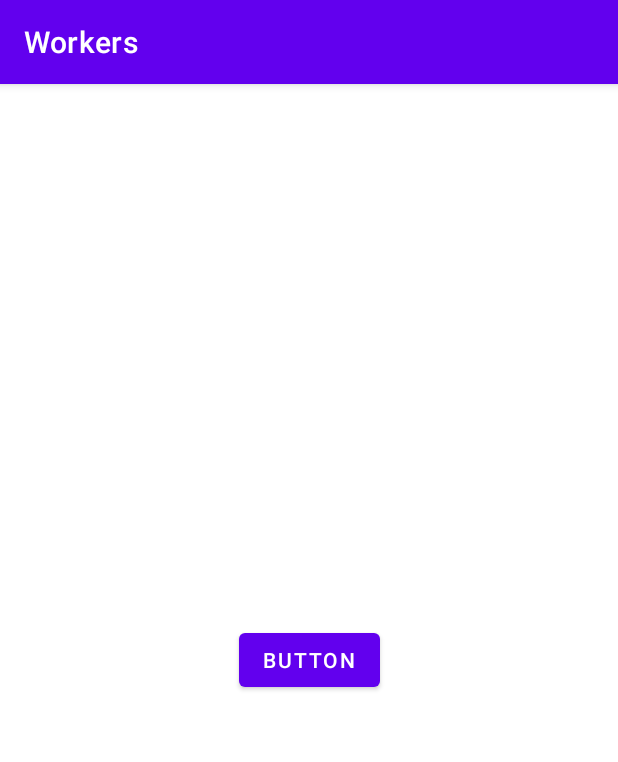
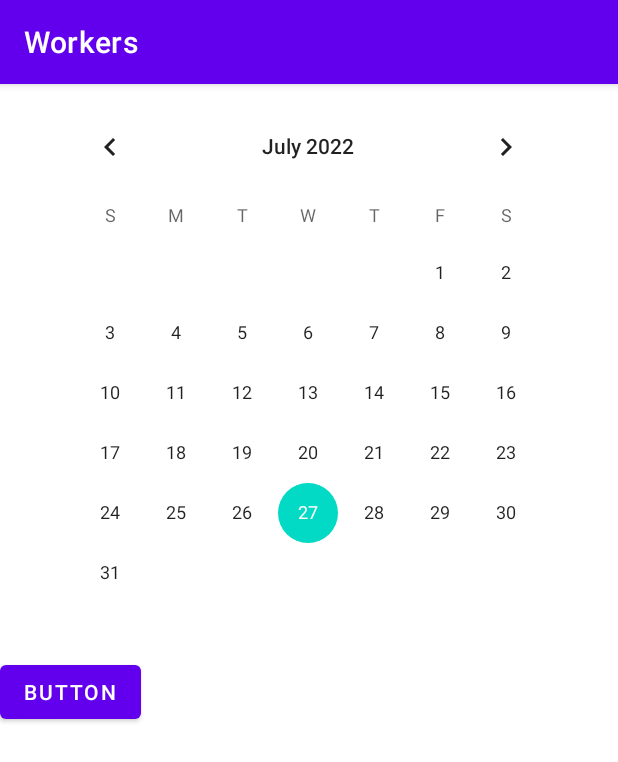
Before and after one commit to olnuyh/SafetyHat_Workers, an Android app: the screen it shows after launch (CalendarActivity), on a phone screen of 412 x 824 dp. Shown: the top 762 px of the screen. Run offline under Robolectric (Android 15) with nearby library versions, the phone set to English and light mode, and no system bars; our stand-ins replace Volley.

Commit message:
calendar json데이터 받아오기

```diff
--- a/app/src/main/java/com/example/workers/CalendarActivity.kt
+++ b/app/src/main/java/com/example/workers/CalendarActivity.kt
@@ -2,6 +2,7 @@ package com.example.workers
 
 import android.os.Bundle
 import android.util.Log
+import android.widget.CalendarView.OnDateChangeListener
 import android.widget.Toast
 import androidx.appcompat.app.AppCompatActivity
 import com.android.volley.Request
@@ -9,18 +10,24 @@ import com.android.volley.Response
 import com.android.volley.toolbox.StringRequest
 import com.android.volley.toolbox.Volley
 import com.example.workers.databinding.ActivityCalendarBinding
-import org.json.JSONArray
 import org.json.JSONObject
 
-
 class CalendarActivity : AppCompatActivity() {
+    private lateinit var binding :ActivityCalendarBinding
     override fun onCreate(savedInstanceState: Bundle?) {
         super.onCreate(savedInstanceState)
-
-        val binding = ActivityCalendarBinding.inflate(layoutInflater)
+        // 뷰 바인딩
+        binding = ActivityCalendarBinding.inflate(layoutInflater)
         setContentView(binding.root)
 
-        binding.calendarBtn.setOnClickListener {
+        binding.calendarView.setOnDateChangeListener { view, year, month, dayOfMonth ->
+
+            binding.calndarTest.text = String.format("%d-%d-%d", year, month+1, dayOfMonth)
+//            val year = year.toString()
+//            val month = month.toString()
+//            val day = dayOfMonth.toString()
+              val date=year.toString()+"="+month.toString()+"="+dayOfMonth.toString()
+
             // Volley를 이용한 http 통신
             val calendaruploadRequest = object : StringRequest(
                 Request.Method.POST,
@@ -30,7 +37,18 @@ class CalendarActivity : AppCompatActivity() {
                         Toast.makeText(this, "실패", Toast.LENGTH_LONG).show()
                     }
                     else{
-                        Toast.makeText(this, response, Toast.LENGTH_LONG).show()
+                        //Toast.makeText(this, response, Toast.LENGTH_LONG).show()
+
+                        val jsonObject : JSONObject = JSONObject(response)
+                        val Array = jsonObject.getJSONArray("webnautes")
+                        for (i in 0 until Array.length()) {
+                            val Object = Array.getJSONObject(i)
+                            Log.d("--  work", Object.getString("work"))
+                            Log.d("--  startdate", Object.getString("startdate"))
+                            binding.calendarTv1.setText(Array.getJSONObject(0).getString("work"))
+                            binding.calendarTv2.setText(Array.getJSONObject(1).getString("work"))
+
+                        }
 
 
                     }
@@ -38,15 +56,21 @@ class CalendarActivity : AppCompatActivity() {
                 Response.ErrorListener { error ->
                     Toast.makeText(this, error.toString(), Toast.LENGTH_LONG).show()
                 }){
-                //override fun getParams(): MutableMap<String, String>? { // API로 전달할 데이터
-                //val params : MutableMap<String, String> = HashMap()
-                //params["work"] = work
-                //return params
-                //}
+                override fun getParams(): MutableMap<String, String>? { // API로 전달할 데이터
+                val params : MutableMap<String, String> = HashMap()
+//                    params["year"] = year
+//                    params["month"] = month
+//                    params["day"] = day
+                    params["date"] = date
+
+                return params
+                }
             }
 
             val queue = Volley.newRequestQueue(this)
             queue.add(calendaruploadRequest)
         }
-    }
+
+        }
+
 }
--- a/app/src/main/res/layout/activity_calendar.xml
+++ b/app/src/main/res/layout/activity_calendar.xml
@@ -6,13 +6,48 @@
     android:layout_height="match_parent"
     tools:context=".CalendarActivity">
 
+    <CalendarView
+        android:layout_width="wrap_content"
+        android:layout_height="wrap_content"
+        android:id="@+id/calendarView"
+        app:layout_constraintStart_toStartOf="parent"
+        android:layout_marginLeft="8dp" android:layout_marginStart="8dp" app:layout_constraintEnd_toEndOf="parent"
+        android:layout_marginEnd="8dp" android:layout_marginRight="8dp"
+        app:layout_constraintHorizontal_bias="0.488" android:layout_marginTop="8dp"
+        app:layout_constraintTop_toTopOf="parent"/>
+
+    <TextView
+        android:id="@+id/calndar_test"
+        android:layout_width="0dp"
+        android:layout_height="wrap_content"
+        android:gravity= "center"
+        android:layout_marginTop="16dp"
+        app:layout_constraintTop_toBottomOf="@+id/calendarView" app:layout_constraintEnd_toEndOf="parent"
+        android:layout_marginEnd="8dp" android:layout_marginRight="8dp"
+        app:layout_constraintStart_toStartOf="parent" android:layout_marginLeft="8dp"
+        />
+
     <Button
         android:id="@+id/calendar_btn"
         android:layout_width="wrap_content"
         android:layout_height="wrap_content"
         android:text="Button"
-        app:layout_constraintBottom_toBottomOf="parent"
-        app:layout_constraintEnd_toEndOf="parent"
-        app:layout_constraintStart_toStartOf="parent"
-        app:layout_constraintTop_toTopOf="parent" />
+        app:layout_constraintStart_toStartOf="@+id/calndar_test"
+        app:layout_constraintTop_toBottomOf="@+id/calndar_test" />
+
+
+
+    <TextView
+        android:id="@+id/calendar_tv1"
+        android:layout_width="wrap_content"
+        android:layout_height="wrap_content"
+        app:layout_constraintTop_toBottomOf="@+id/calendar_btn"
+        app:layout_constraintStart_toStartOf="@+id/calendar_btn" />
+    <TextView
+        android:id="@+id/calendar_tv2"
+        android:layout_width="wrap_content"
+        android:layout_height="wrap_content"
+        app:layout_constraintTop_toBottomOf="@+id/calendar_tv1"
+        app:layout_constraintStart_toStartOf="@+id/calendar_tv1" />
+
 </androidx.constraintlayout.widget.ConstraintLayout>
```
